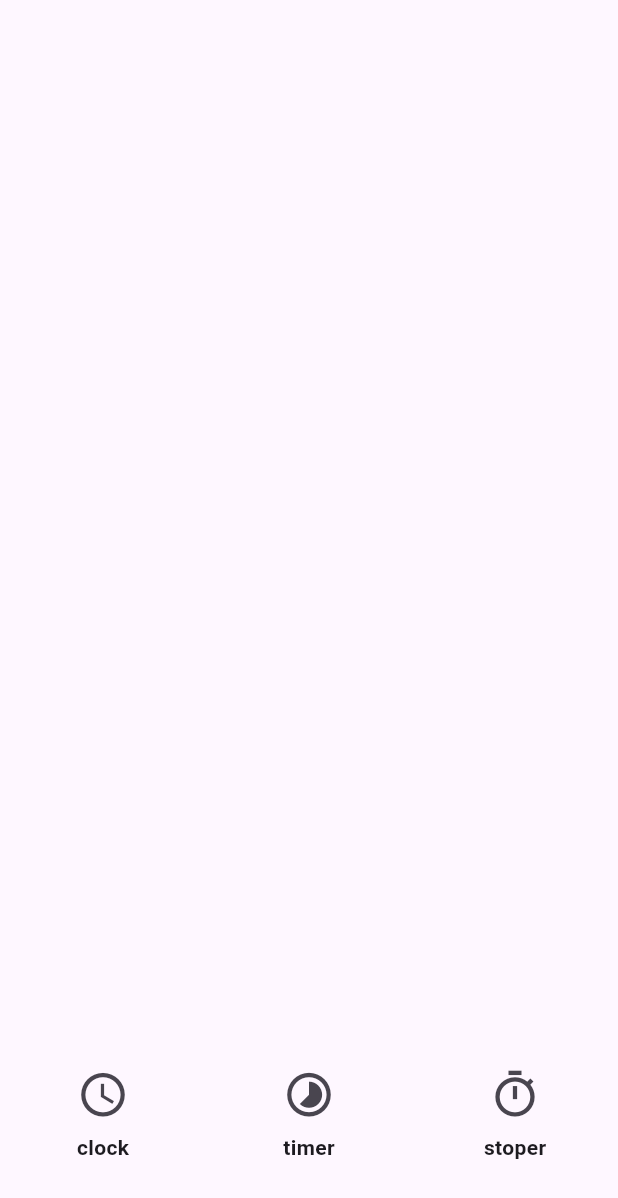
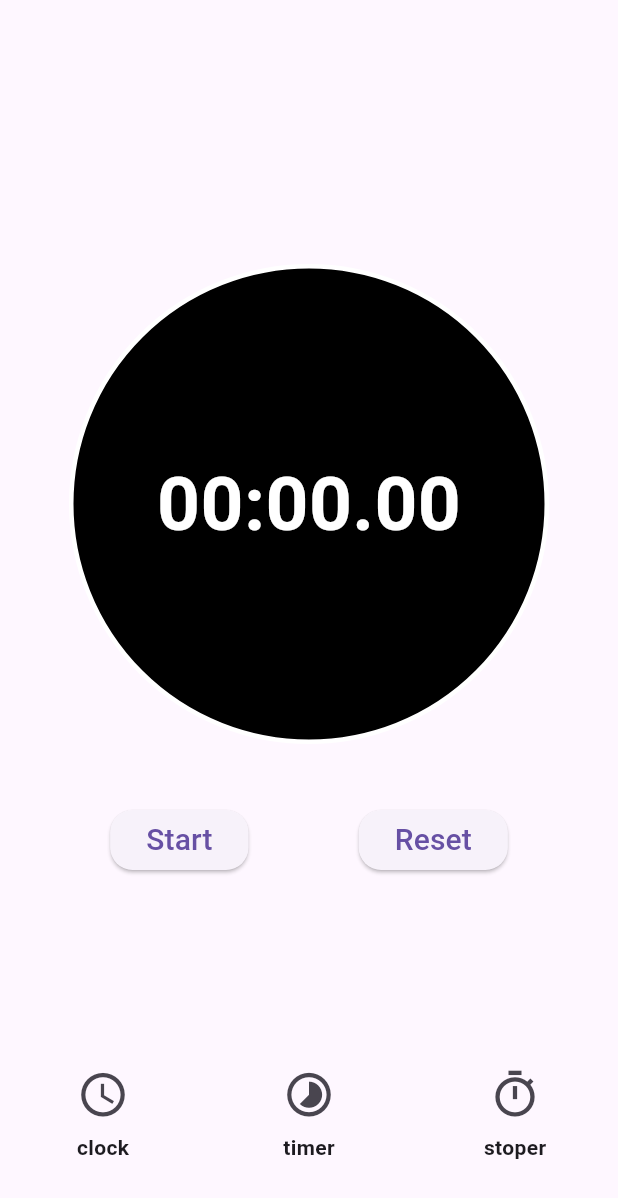
Before and after one commit to Jaydeepsharma93/clock_app, a Flutter app: the screen it shows after launch, item 3 of the bottom bar chosen, on a phone screen of 412 x 824 dp. Shown: the top 1198 px of the screen. Run offline on Flutter 3.47's test engine with Material 3 defaults, Android fonts, the phone set to English and light mode, and no system bars.

Commit message:
11/04/2024

```diff
--- a/lib/main.dart
+++ b/lib/main.dart
@@ -23,7 +23,7 @@ class _ClockState extends State<Clock> {
       routes: {
         '/': (context) => Clock_app(),
         '/stoper': (context) => Stoper(),
-         '/timer': (context) => Timer_s(),
+        '/timer': (context) => Timer_s(),
       },
     );
   }
@@ -217,10 +217,6 @@ class _Clock_appState extends State<Clock_app> {
   }
 }
 
-
-
-
-
 class Stoper extends StatefulWidget {
   const Stoper({super.key});
 
@@ -229,7 +225,17 @@ class Stoper extends StatefulWidget {
 }
 
 class _StoperState extends State<Stoper> {
+  Stopwatch stopwatch = Stopwatch();
+  late Timer timer;
+
   @override
+  void initState() {
+    super.initState();
+    timer =
+        Timer.periodic(const Duration(milliseconds: 30), _updateElapsedTime);
+    setState(() {});
+  }
+
   Widget build(BuildContext context) {
     return MaterialApp(
       debugShowCheckedModeBanner: false,
@@ -240,7 +246,70 @@ class _StoperState extends State<Stoper> {
               Expanded(
                 child: Container(
                   child: Column(
-                    children: [],
+                    mainAxisAlignment: MainAxisAlignment.center,
+                    children: [
+                      Container(
+                        alignment: Alignment.center,
+                        height: 320,
+                        width: 320,
+                        decoration: BoxDecoration(
+                          color: Colors.black,
+                          shape: BoxShape.circle,
+                          border: Border.all(color: Colors.white, width: 3),
+                        ),
+                        child: Text(
+                          formatTime(stopwatch.elapsed),
+                          style: const TextStyle(
+                              color: Colors.white,
+                              fontSize: 50,
+                              fontWeight: FontWeight.bold),
+                        ),
+                      ),
+                      SizedBox(height: 40),
+                      Row(
+                        mainAxisAlignment: MainAxisAlignment.spaceEvenly,
+                        children: [
+                          ElevatedButton(
+                            style: ButtonStyle(
+                                shape: MaterialStateProperty.all(
+                              RoundedRectangleBorder(
+                                borderRadius: BorderRadius.circular(15),
+                              ),
+                            )),
+                            onPressed: () {
+                              setState(() {
+                                if (stopwatch.isRunning) {
+                                  stopwatch.stop();
+                                } else {
+                                  stopwatch.start();
+                                }
+                              });
+                            },
+                            child: Text(
+                              stopwatch.isRunning ? 'Stop' : 'Start',
+                              style: const TextStyle(fontSize: 20),
+                            ),
+                          ),
+                          ElevatedButton(
+                            style: ButtonStyle(
+                                shape: MaterialStateProperty.all(
+                              RoundedRectangleBorder(
+                                borderRadius: BorderRadius.circular(15),
+                              ),
+                            )),
+                            onPressed: () {
+                              setState(() {
+                                stopwatch.reset();
+                              });
+                            },
+                            child: const Text(
+                              'Reset',
+                              style: TextStyle(fontSize: 20),
+                            ),
+                          ),
+                        ],
+                      ),
+                    ],
                   ),
                 ),
               ),
@@ -304,13 +373,21 @@ class _StoperState extends State<Stoper> {
           )),
     );
   }
+
+  void _updateElapsedTime(Timer timer) {
+    if (stopwatch.isRunning) {
+      setState(() {});
+    }
+  }
+
+  String formatTime(Duration duration) {
+    String twoDigits(int n) => n.toString().padLeft(2, '0');
+    String minutes = twoDigits(duration.inMinutes);
+    String seconds = twoDigits(duration.inSeconds.remainder(60));
+    String milliseconds = twoDigits((duration.inMilliseconds % 1000) ~/ 10);
+    return '$minutes:$seconds.$milliseconds';
+  }
 }
-
-
-
-
-
-
 
 class Timer_s extends StatefulWidget {
   const Timer_s({super.key});
```
Also changed, not shown: pubspec.lock.
